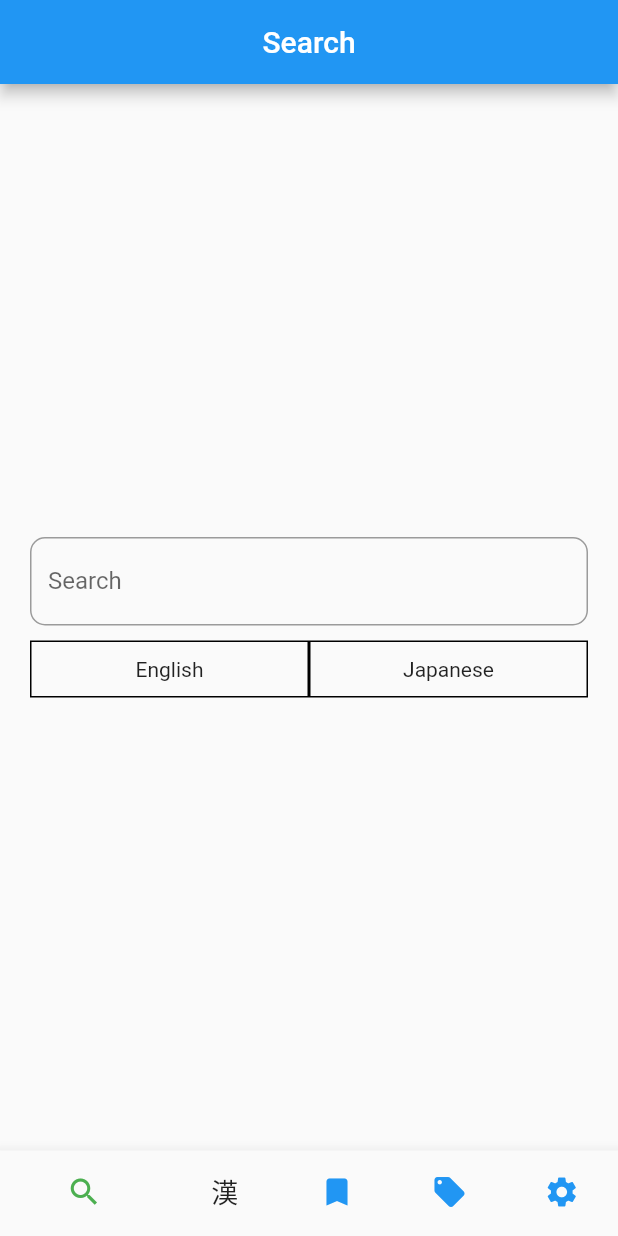
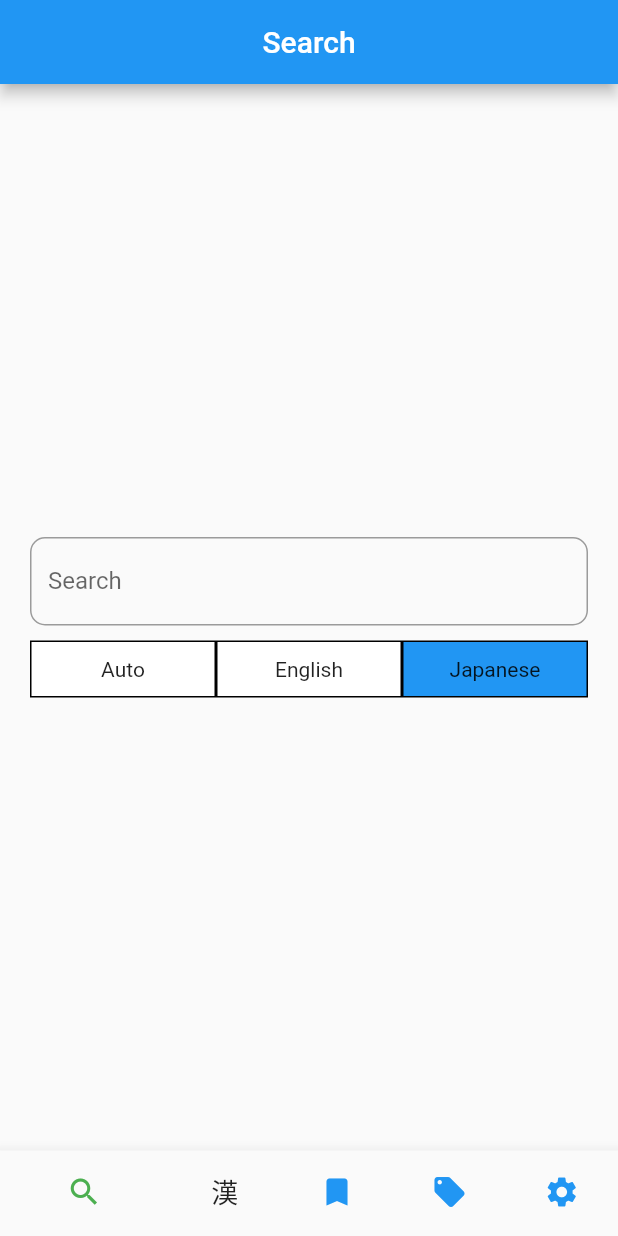
Before and after one commit to h7x4/Jisho-Study-Tool, a Flutter app: the screen it shows after launch, on a phone screen of 412 x 824 dp. Run offline on Flutter 3.47's test engine with Material 2 defaults, Android fonts, the phone set to English and light mode, and no system bars; our stand-ins replace bloc; missing offline and left inert: unofficial_jisho_api.

Commit message:
Add Auto field to search bar

```diff
--- a/lib/components/search_bar.dart
+++ b/lib/components/search_bar.dart
@@ -4,6 +4,7 @@ import 'package:flutter/material.dart';
 
 class _LanguageOption extends StatelessWidget {
   final String _language;
+  final Color _color;
 
   @override
   Widget build(BuildContext context) {
@@ -16,12 +17,13 @@ class _LanguageOption extends StatelessWidget {
             color: Colors.black,
             width: 1.0,
           ),
+          color: _color
         ),
       ),
     );
   }
 
-  _LanguageOption(this._language);
+  _LanguageOption(this._language, this._color);
 }
 
 class SearchBar extends StatelessWidget {
@@ -45,8 +47,9 @@ class SearchBar extends StatelessWidget {
           ),
           Row(
             children: [
-              _LanguageOption('English'),
-              _LanguageOption('Japanese'),
+              _LanguageOption('Auto', Colors.white),
+              _LanguageOption('English', Colors.white),
+              _LanguageOption('Japanese', Colors.blue),
             ],
           ),
         ],
```
Also changed, not shown: pubspec.lock.
